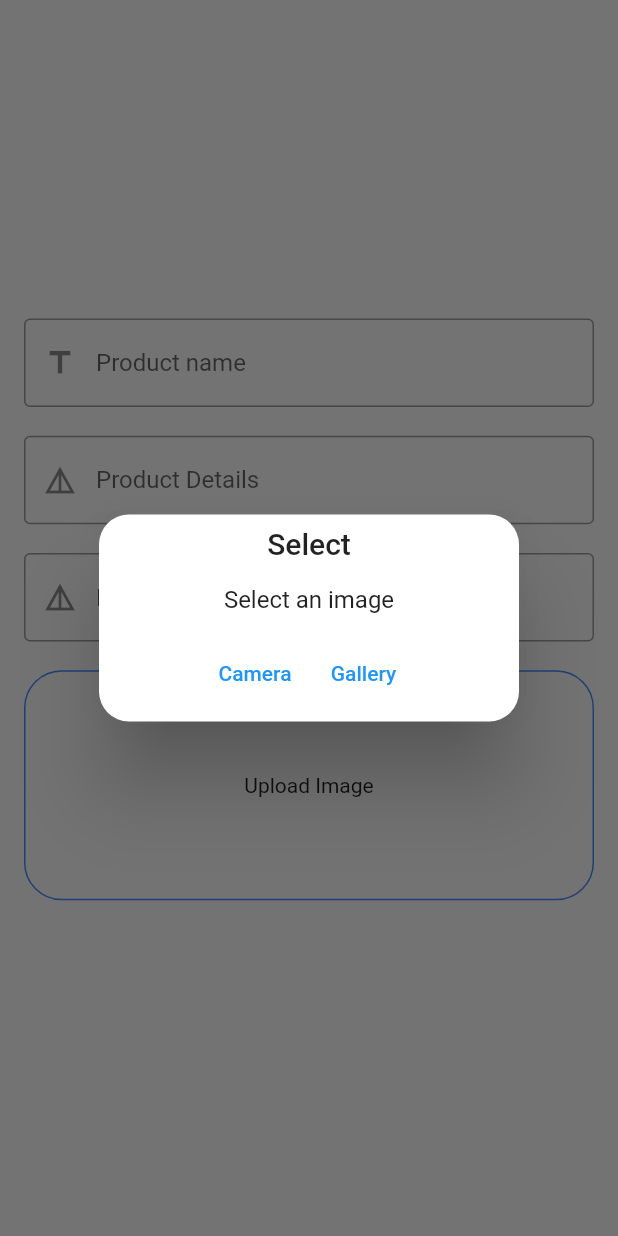
After one commit to rjlama07/Ecommerce-, a Flutter app: the CreatePost screen opened directly, after a tap on "Upload Image", on a phone screen of 412 x 824 dp. The commit adds this screen. Run offline on Flutter 3.47's test engine with Material 2 defaults, Android fonts, the phone set to English and light mode, and no system bars; our stand-ins replace dartz, dio, flutter_riverpod, flutter_screenutil, get, hive and 3 more; missing offline and left inert: cloudinary_public, dart:ffi; accounts and stored records are empty.

Commit message:
feat: coludinary

```diff
--- /dev/null
+++ b/lib/pages/create_product/create_product.dart
@@ -0,0 +1,170 @@
+import 'dart:io';
+import 'package:ecommerce/providers/common_providers.dart';
+import 'package:flutter/material.dart';
+import 'package:flutter_riverpod/flutter_riverpod.dart';
+import 'package:flutter_screenutil/flutter_screenutil.dart';
+import 'package:get/get.dart';
+
+import '../../widgets/custom_snackbar.dart';
+
+class CreatePost extends ConsumerWidget {
+  CreatePost({super.key});
+  final nameController = TextEditingController();
+  final detailController = TextEditingController();
+  final priceController = TextEditingController();
+
+  final form = GlobalKey<FormState>();
+  @override
+  Widget build(BuildContext context, ref) {
+    final image = ref.watch(imageProvider);
+
+    return Scaffold(
+      body: Container(
+        padding: const EdgeInsets.symmetric(horizontal: 16, vertical: 16),
+        child: Form(
+          key: form,
+          child: Column(
+            crossAxisAlignment: CrossAxisAlignment.start,
+            children: [
+              const Spacer(),
+              SizedBox(
+                height: 10.h,
+              ),
+              TextFormField(
+                controller: nameController,
+                validator: ((value) {
+                  if (value!.isEmpty) {
+                    return "Please Provider title";
+                  }
+                  return null;
+                }),
+                decoration: const InputDecoration(
+                    prefixIcon: Icon(Icons.title),
+                    hintText: "Product name",
+                    border: OutlineInputBorder()),
+              ),
+              SizedBox(
+                height: 10.h,
+              ),
+              TextFormField(
+                validator: ((value) {
+                  if (value!.isEmpty) {
+                    return "Details field required";
+                  }
+                  return null;
+                }),
+                controller: detailController,
+                decoration: const InputDecoration(
+                    prefixIcon: Icon(Icons.details),
+                    hintText: "Product Details",
+                    border: OutlineInputBorder()),
+              ),
+              SizedBox(
+                height: 10.h,
+              ),
+              TextFormField(
+                validator: ((value) {
+                  if (value!.isEmpty) {
+                    return "Details field required";
+                  }
+                  return null;
+                }),
+                controller: priceController,
+                decoration: const InputDecoration(
+                    prefixIcon: Icon(Icons.details),
+                    hintText: "Price",
+                    border: OutlineInputBorder()),
+              ),
+              SizedBox(
+                height: 10.h,
+              ),
+              InkWell(
+                onTap: () {
+                  Get.defaultDialog(
+                      title: "Select",
+                      content: const Text("Select an image"),
+                      actions: [
+                        TextButton(
+                            onPressed: () {
+                              Navigator.pop(context);
+                              ref.read(imageProvider.notifier).imagePick(true);
+                            },
+                            child: const Text("Camera")),
+                        TextButton(
+                            onPressed: () {
+                              Navigator.pop(context);
+                              ref.read(imageProvider.notifier).imagePick(false);
+                            },
+                            child: const Text("Gallery"))
+                      ]);
+                },
+                child: Container(
+                    height: 80.h,
+                    width: double.maxFinite,
+                    decoration: BoxDecoration(
+                      border: Border.all(color: Colors.blueAccent),
+                      borderRadius: BorderRadius.circular(25),
+                    ),
+                    child: image != null
+                        ? Image.file(File(image.path))
+                        : const Center(
+                            child: Text("Upload Image"),
+                          )),
+              ),
+              SizedBox(
+                height: 10.h,
+              ),
+              // InkWell(
+              //   onTap: post.isLoad
+              //       ? null
+              //       : (() {
+              //           if (form.currentState!.validate()) {
+              //             form.currentState!.save();
+
+              //             if (image != null) {
+              //               // ref.read(postProvider.notifier).addPost(
+              //               //     title: titleController.text.trim(),
+              //               //     detail: detailController.text.trim(),
+              //               //     userID: user!.uid,
+              //               //     image: image);
+              //             } else {
+              //               SnackShow.showSnackbar(
+              //                   context, "Please select an image", true);
+              //             }
+              //           } else {
+              //             // ref.read(autoValid.notifier).togle();
+              //           }
+              //         }),
+              //   child: Container(
+              //     width: double.maxFinite,
+              //     padding:
+              //         const EdgeInsets.symmetric(horizontal: 16, vertical: 16),
+              //     decoration: const BoxDecoration(color: Colors.blue),
+              //     child: Center(
+              //       child: post.isLoad
+              //           ? const Center(
+              //               child: CircularProgressIndicator(
+              //                 color: Colors.white,
+              //               ),
+              //             )
+              //           : Text(
+              //               "Add Post",
+              //               style: TextStyle(
+              //                   fontWeight: FontWeight.w500,
+              //                   color: Colors.white,
+              //                   fontSize: 40.sp),
+              //             ),
+              //     ),
+              //   ),
+              // ),
+              SizedBox(
+                height: 6.h,
+              ),
+              const Spacer()
+            ],
+          ),
+        ),
+      ),
+    );
+  }
+}
--- a/lib/pages/homepage/homepage.dart
+++ b/lib/pages/homepage/homepage.dart
@@ -1,6 +1,8 @@
+import 'package:ecommerce/pages/create_product/create_product.dart';
 import 'package:ecommerce/providers/auth_providers.dart';
 import 'package:flutter/material.dart';
 import 'package:flutter_riverpod/flutter_riverpod.dart';
+import 'package:get/get.dart';
 
 class HomePage extends ConsumerWidget {
   const HomePage({super.key});
@@ -25,6 +27,11 @@ class HomePage extends ConsumerWidget {
               ),
             ),
             ListTile(
+              leading: const Icon(Icons.post_add),
+              title: const Text('Add Product'),
+              onTap: () => Get.to(CreatePost()),
+            ),
+            ListTile(
               leading: const Icon(Icons.logout),
               title: const Text('Logout'),
               onTap: () => ref.read(authProvider.notifier).userLogout(),
--- a/lib/pages/login_page.dart
+++ b/lib/pages/login_page.dart
@@ -39,6 +39,7 @@ class LoginPage extends ConsumerWidget {
                 const Spacer(),
                 if (!isLogin)
                   TextFormField(
+                    autovalidateMode: AutovalidateMode.onUserInteraction,
                     validator: ((value) {
                       if (value!.isEmpty) {
                         return "Filed is required";
@@ -53,6 +54,7 @@ class LoginPage extends ConsumerWidget {
                   ),
                 SizedBox(height: 10.h),
                 TextFormField(
+                  autovalidateMode: AutovalidateMode.onUserInteraction,
                   validator: ((value) {
                     if (value!.isEmpty) {
                       return "Email field required";
@@ -89,7 +91,6 @@ class LoginPage extends ConsumerWidget {
                 SizedBox(height: 10.h),
                 ElevatedButton(
                     onPressed: () {
-                      if (form.currentState!.validate()) {
                       if (isLogin) {
                         ref.read(authProvider.notifier).userLogin(
                               email: emailController.text,
@@ -100,7 +101,6 @@ class LoginPage extends ConsumerWidget {
                             email: emailController.text,
                             password: passWordController.text,
                             fullName: fullNameConttoller.text);
-                        }
                       }
                     },
                     child: auth.isLoading
--- a/lib/providers/common_providers.dart
+++ b/lib/providers/common_providers.dart
@@ -1,4 +1,5 @@
 import 'package:flutter_riverpod/flutter_riverpod.dart';
+import 'package:image_picker/image_picker.dart';
 
 final commonProvider =
     StateNotifierProvider<CommonProvider, bool>((ref) => CommonProvider(true));
@@ -9,3 +10,23 @@ class CommonProvider extends StateNotifier<bool> {
     state = !state;
   }
 }
+
+final imageProvider =
+    StateNotifierProvider<ImageProvider, XFile?>((ref) => ImageProvider(null));
+
+class ImageProvider extends StateNotifier<XFile?> {
+  ImageProvider(super.state);
+
+  void clearImage() {
+    state = null;
+  }
+
+  void imagePick(bool isCamera) async {
+    final ImagePicker picker = ImagePicker();
+    if (isCamera) {
+      state = await picker.pickImage(source: ImageSource.camera);
+    } else {
+      state = await picker.pickImage(source: ImageSource.gallery);
+    }
+  }
+}
```
Also changed, not shown: lib/providers/curd_provider.dart (added, +34 -0 lines), lib/services/curd_services.dart (+4 -6 lines). Lines whose indentation alone changed are shown as unchanged.
